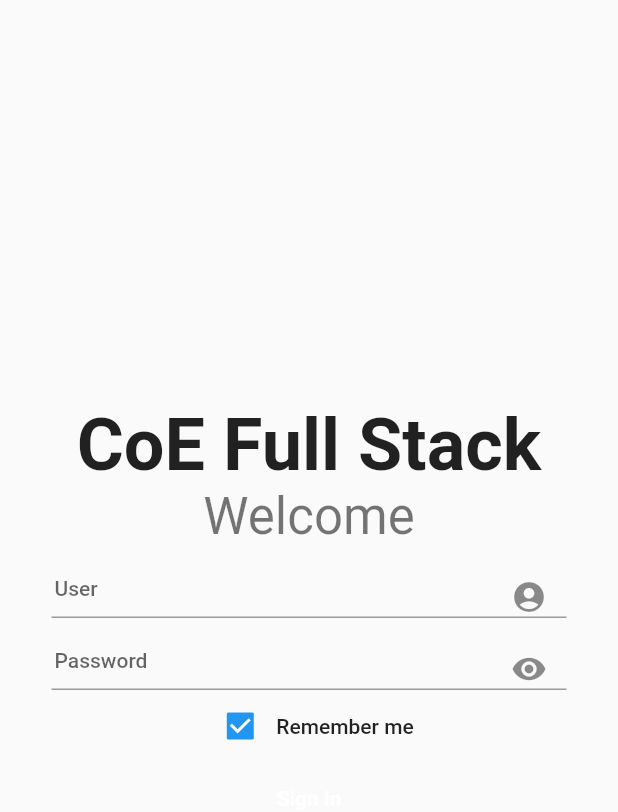
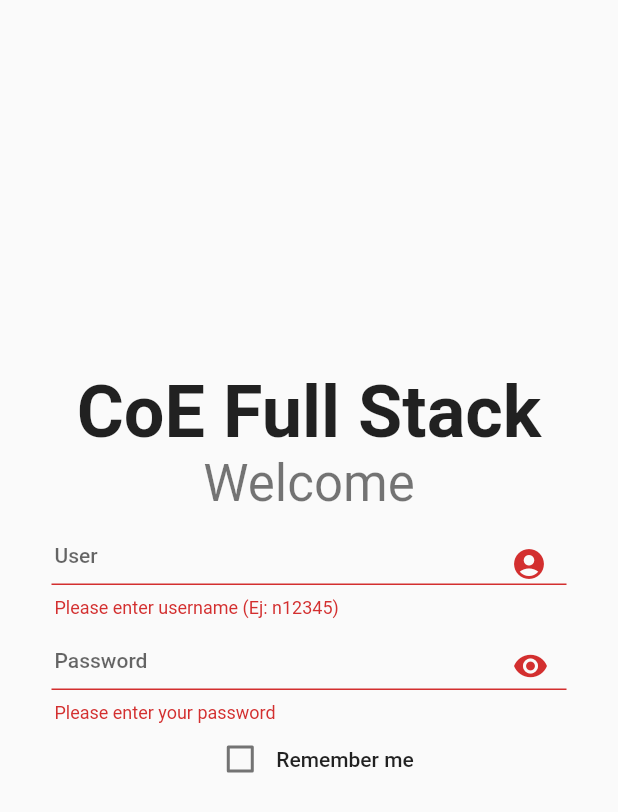
Before and after one commit to pir11s/TFG_APP, a Flutter app: the screen it shows after launch, after a tap on "Sign in", on a phone screen of 412 x 824 dp. Shown: the top 812 px of the screen. Run offline on Flutter 3.47's test engine with Material 2 defaults, Android fonts, the light colour scheme and no system bars; our stand-ins replace fluttertoast, shared_preferences; missing offline and left inert: dart:ffi, loading_animations, tfg_theme.

Commit message:
splash and login, defined some files

```diff
--- a/app/lib/main.dart
+++ b/app/lib/main.dart
@@ -11,7 +11,7 @@ class MyApp extends StatelessWidget {
   @override
   Widget build(BuildContext context) {
     return MaterialApp(
-      title: 'Empresa',
+      title: 'Santander Global Tech',
       theme: AppTheme.themeData,
       home: LoginView(),
     );
--- /dev/null
+++ b/app/lib/models/LoginModel.dart
@@ -0,0 +1,12 @@
+///Login information
+///
+/// - String user: user identifier. ex: n123456
+/// - String password: user password
+class LoginModel {
+
+  String user;
+  String password;
+
+  LoginModel(this.user,this.password);
+
+}
--- /dev/null
+++ b/app/lib/services/LoginService.dart
@@ -0,0 +1,69 @@
+
+import 'dart:ffi';
+
+import 'package:http/http.dart' as http;
+import 'package:shared_preferences/shared_preferences.dart';
+
+import '../models/LoginModel.dart';
+
+class LoginService {
+
+  static LoginModel user = LoginModel("","");
+  static bool rememberMe = false;
+  static bool hidePassword = true;
+  static RegExp userPattern = RegExp('n{1}[0-9]{5}');
+
+  static bool authenticate_user()  {
+    return true;
+  }
+
+  static void change_remember(){
+    rememberMe = !rememberMe;
+  }
+
+  static void change_hide(){
+    hidePassword = !hidePassword;
+  }
+
+
+
+  static  getUser() async {
+    SharedPreferences prefs = await SharedPreferences.getInstance();
+    user.user = (prefs.getString('userName') ?? '');
+  }
+
+  static getPassword() async {
+    SharedPreferences prefs = await SharedPreferences.getInstance();
+    user.password = (prefs.getString('password') ?? '');
+  }
+
+  static void setUser(String newUser) {
+      user.user = newUser;
+  }
+
+  static void setPassword(String newPassword) {
+    user.password = newPassword;
+  }
+
+  static Future saveUser() async {
+    SharedPreferences prefs = await SharedPreferences.getInstance();
+
+    prefs.setString('user', user.user);
+    prefs.setString('password', user.password);
+  }
+
+  static Future deleteUser() async {
+    SharedPreferences prefs = await SharedPreferences.getInstance();
+    prefs.setString('user', '');
+    prefs.setString('password', '');
+  }
+
+  static bool checkUserPatternOK(String user) {
+    return userPattern.firstMatch(user) != null ?  true : false;
+  }
+
+  static bool checkPasswdNotEmpty(String passwd) {
+    return passwd != "" ? true: false;
+  }
+
+}
--- a/app/lib/views/LoginView.dart
+++ b/app/lib/views/LoginView.dart
@@ -1,5 +1,8 @@
-import 'package:flutter/cupertino.dart';
+import 'package:app/services/LoginService.dart';
+import 'package:app/services/NavigatorService.dart';
+import 'package:app/views/SplashScreenView.dart';
 import 'package:flutter/material.dart';
+import 'package:fluttertoast/fluttertoast.dart';
 import 'package:tfg_theme/AppColors.dart';
 
 class LoginView extends StatefulWidget {
@@ -11,6 +14,15 @@ class LoginView extends StatefulWidget {
 class _LoginViewState extends State<LoginView> {
 
   final _formKey = GlobalKey<FormState>();
+
+  void initState() {
+    super.initState();
+    WidgetsBinding.instance?.addPostFrameCallback((_) async {
+      await LoginService.getPassword();
+      await LoginService.getUser();
+      setState(() {});
+    });
+  }
 
   @override
   Widget build(BuildContext context) {
@@ -40,8 +52,8 @@ class _LoginViewState extends State<LoginView> {
                         alignment: Alignment.centerLeft,
                         child: TextFormField(
                           style: Theme.of(context).textTheme.bodyText1,
-                          key: Key(''),
-                          initialValue: '',
+                          key: Key(LoginService.user.user),
+                          initialValue: LoginService.user.user,
                           decoration: InputDecoration(
                             hintText: "User",
                                   contentPadding:
@@ -53,7 +65,13 @@ class _LoginViewState extends State<LoginView> {
                                   )
                           ),
                           validator: (value) {
-                            //TODO
+                            if (LoginService.checkUserPatternOK(value!)) {
+                                setState(() {
+                                  LoginService.setUser(value);
+                                });
+                            } else {
+                              return 'Please enter username (Ej: n12345)';
+                            }
                           },
                         ),
                       ),
@@ -70,20 +88,35 @@ class _LoginViewState extends State<LoginView> {
                         alignment: Alignment.centerLeft,
                         child: TextFormField(
                           style: Theme.of(context).textTheme.bodyText1,
-                          key: Key(''),
-                          initialValue: '',
+                          key: Key(LoginService.user.password),
+                          initialValue: LoginService.user.user,
+                          obscureText: LoginService.hidePassword,
                           decoration: InputDecoration(
                             hintText: "Password",
                                   contentPadding:
                                       EdgeInsets.only(top: 20, left: 2),
-                                  suffixIcon: Padding(
-                                    padding: const EdgeInsets.only(
-                                        top: 20, right: 2),
-                                    child: Icon(Icons.visibility),
+                                  suffixIcon: IconButton(
+                                   onPressed: () {
+                                      setState(() {
+                                        LoginService.change_hide();
+                                      });
+                                    },
+                                    icon: Padding(
+                                      padding: const EdgeInsets.only(top: 12),
+                                      child: Icon(LoginService.hidePassword
+                                          ? Icons.visibility
+                                          : Icons.visibility_off),
+                                    )
                                   )
                           ),
                           validator: (value) {
-                            //TODO
+                            if (LoginService.checkPasswdNotEmpty(value!)) {
+                              setState(() {
+                                LoginService.setPassword(value);
+                              });
+                            } else {
+                              return 'Please enter your password';
+                            }
                           },
                         ),
                       ),
@@ -98,8 +131,11 @@ class _LoginViewState extends State<LoginView> {
                     children: [
                         Checkbox(
                             //todo
-                            value: true,
+                            value: LoginService.rememberMe,
                            onChanged: (_) {
+                             setState(() {
+                               LoginService.change_remember();
+                             });
                             }
                         ),
                         Text(
@@ -123,7 +159,38 @@ class _LoginViewState extends State<LoginView> {
                                       fontSize: 14,
                                       fontWeight: FontWeight.bold)
                               ),
-                            onPressed: () {}
+                            onPressed: () {
+                              if (_formKey.currentState!.validate()) {
+                                setState(() {
+                                  if ( LoginService.authenticate_user()) {
+                                    if (LoginService.rememberMe == true) {
+
+                                        } else {
+
+                                        }
+                                     SantanderNavigate
+                                            .navigateWithFadeWithReplacement(
+                                                context,
+                                                objective: MySplash(
+                                                  title: "CoE Full Stack",
+                                                ));
+                                  } else {
+                                    Fluttertoast.showToast(
+                                            msg:
+                                                "Can't login. Please check username/password.",
+                                            toastLength: Toast.LENGTH_LONG,
+                                            gravity: ToastGravity.CENTER,
+                                            backgroundColor: Colors.red,
+                                            textColor: AppColors.color5,
+                                            timeInSecForIosWeb: 2,
+                                            webPosition: "center",
+                                            webBgColor: "#cccccc",
+                                            fontSize: 16.0);
+                                  }
+
+                                });
+                              }
+                            }
                           )
                         )
                       ])
```
Also changed, not shown: app/lib/services/NavigatorService.dart (added, +28 -0 lines), app/lib/views/SplashScreenView.dart (added, +125 -0 lines), app/pubspec.yaml (+7 -2 lines), app/assets/icons/icon.png (added), app/lib/services/AuthenticationService.dart (deleted), app/pubspec.lock, 12 other files.
